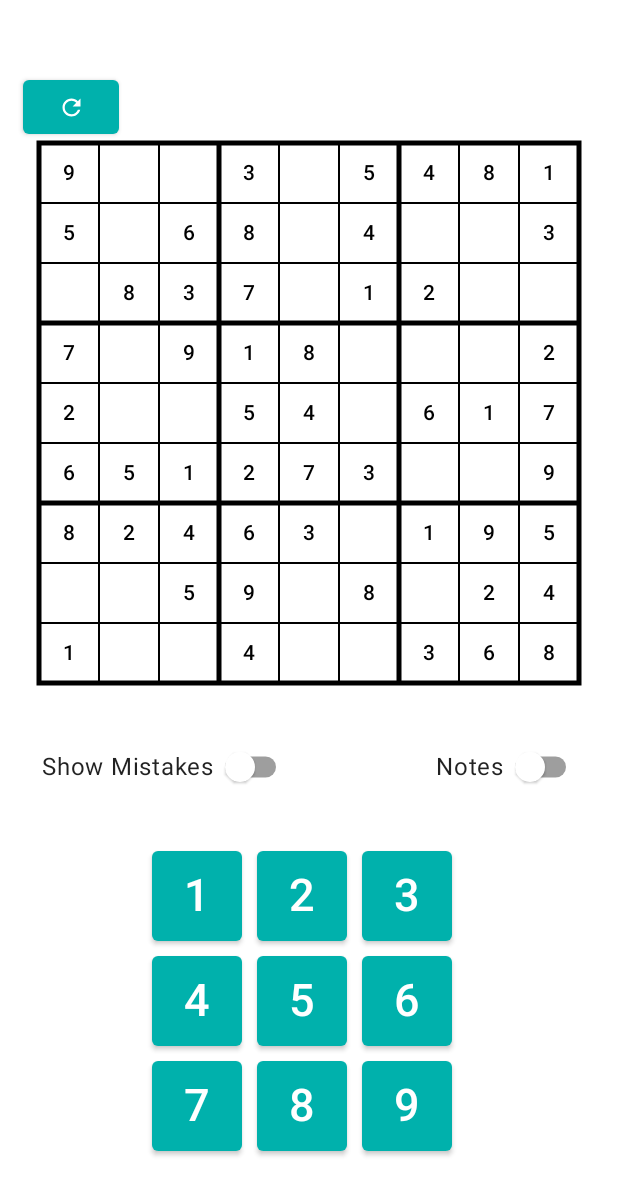
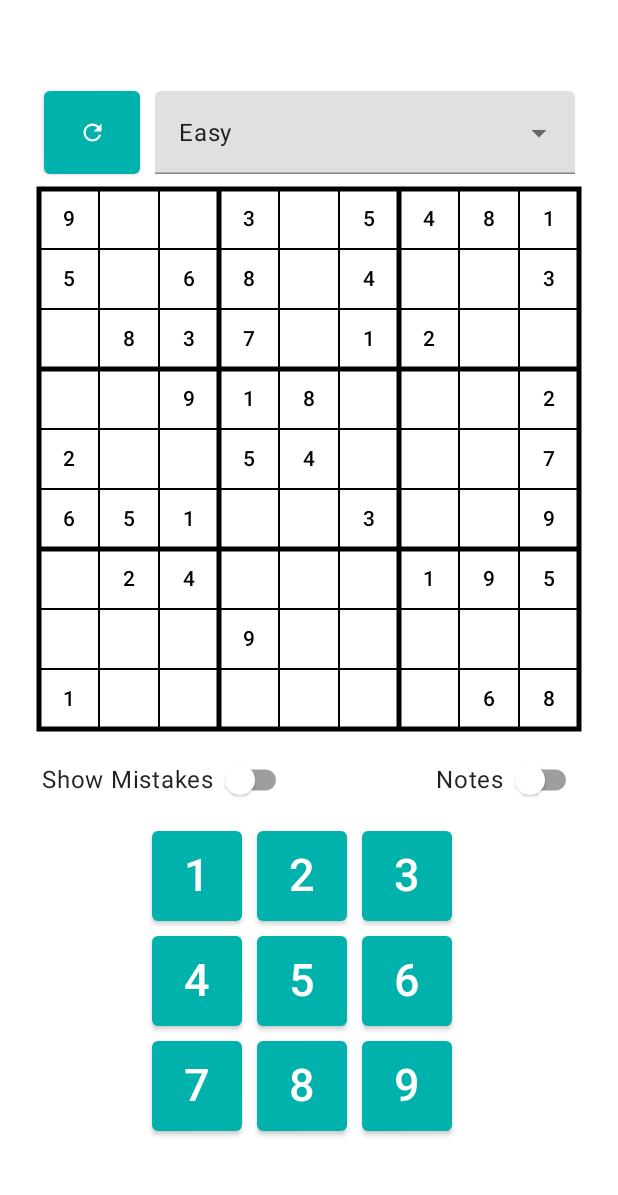
Before and after one commit to RJBanc/Sudoku, an Android app built with Jetpack Compose: the screen it shows after launch (MainActivity), on a phone screen of 412 x 824 dp. Shown: the top 1195 px of the screen. Run offline under Robolectric (Android 15) with nearby library versions, the phone set to English and light mode, and no system bars; our stand-ins replace livedata-compose; 2 statements that could not run were skipped.

Commit message:
Added select difficulty

```diff
--- a/app/src/main/java/com/example/sudoku/MainActivity.kt
+++ b/app/src/main/java/com/example/sudoku/MainActivity.kt
@@ -1,6 +1,7 @@
 package com.example.sudoku
 
 import android.os.Bundle
+import android.view.WindowManager
 import androidx.activity.ComponentActivity
 import androidx.activity.compose.setContent
 import androidx.compose.foundation.Canvas
@@ -47,21 +48,67 @@ class MainActivity : ComponentActivity() {
                 }
             }
         }
+        window.addFlags(WindowManager.LayoutParams.FLAG_KEEP_SCREEN_ON)
     }
 }
 
+@Composable
+fun NewGameConfirmation(
+    modifier: Modifier = Modifier,
+    confirm: (Boolean) -> Unit
+) {
+    AlertDialog(
+        modifier = modifier,
+        onDismissRequest = { confirm(false) },
+        title = { Text("New Game") },
+        text = { Text("Do you want to start a new game?") },
+        confirmButton = {
+            Button(
+                modifier = modifier,
+                onClick = { confirm(true) }
+            ) {
+                Text("Start New Game!")
+            }
+        },
+        dismissButton = {
+            Button(
+                modifier = modifier,
+                onClick = { confirm(false) }
+            ) {
+                Text("Cancel")
+            }
+
+        }
+    )
+}
+
+@OptIn(ExperimentalMaterialApi::class)
 @Composable
 fun GameInfo(
     modifier: Modifier = Modifier,
     sudokuGame: SudokuLogic
 ) {
+    val difficulty = mapOf(
+        Difficulty.BEGINNER to "Beginner",
+        Difficulty.EASY to "Easy",
+        Difficulty.MEDIUM to "Medium",
+        Difficulty.HARD to "Hard",
+        Difficulty.EVIL to "Evil",
+        Difficulty.DIABOLICAL to "Diabolical"
+    )
+    var expanded by remember { mutableStateOf(false) }
+    var selectedDifficulty by remember { mutableStateOf(sudokuGame.difficulty) }
+
+    var showConfirm by remember { mutableStateOf(false) }
+
     Row (
-        modifier = Modifier
-            .fillMaxWidth()
-            .padding(start = 15.dp),
+        modifier = modifier
+            .height(55.dp),
+        verticalAlignment = Alignment.CenterVertically,
         horizontalArrangement = Arrangement.Start
     ) {
         Button(
+            modifier = modifier.fillMaxHeight(),
             onClick = { sudokuGame.newGame() }
         ) {
             Icon(
@@ -70,7 +117,57 @@ fun GameInfo(
                 modifier = Modifier.size(ButtonDefaults.IconSize)
             )
         }
+        Spacer(modifier = modifier.width(10.dp))
+        Box(
+            modifier = modifier
+        ) {
+            ExposedDropdownMenuBox(
+                expanded = expanded,
+                onExpandedChange = {
+                    expanded = !expanded
+                }
+            ) {
+                TextField(
+                    value = difficulty[selectedDifficulty]!!,
+                    onValueChange = {},
+                    readOnly = true,
+                    trailingIcon = {
+                        ExposedDropdownMenuDefaults.TrailingIcon(expanded = expanded)
+                    }
+                )
+
+                ExposedDropdownMenu(
+                    expanded = expanded,
+                    onDismissRequest = { expanded = false }
+                ) {
+                    difficulty.forEach { item ->
+                        DropdownMenuItem(
+                            onClick = {
+                                if (item.key != selectedDifficulty) {
+                                    showConfirm = true
+                                }
+                                selectedDifficulty = item.key
+                                expanded = false
+                            }
+                        ) {
+                            Text(text = item.value)
+                        }
+                    }
+                }
+            }
+        }
     }
+    if (showConfirm)
+        NewGameConfirmation(
+            modifier = modifier,
+            confirm = {
+                if (it)
+                    sudokuGame.newGame(selectedDifficulty)
+                else
+                    selectedDifficulty = sudokuGame.difficulty
+                showConfirm = false
+            }
+        )
 }
 
 @Composable
@@ -323,15 +420,16 @@ fun Game(
         horizontalAlignment = Alignment.CenterHorizontally
     ){
         GameInfo(modifier = modifier, sudokuGame = sudokuGame)
+        Spacer(modifier = modifier.height(10.dp))
         SudokuBox(modifier = modifier, sudokuGame = sudokuGame, showHints = showHints)
-        Spacer(modifier = modifier.height(32.dp))
+        Spacer(modifier = modifier.height(10.dp))
         AssistBar(modifier = modifier,
             takeNotes = takeNotes,
             showHints = showHints,
             noteCallback = { takeNotes = it },
             hintCallback = { showHints = it }
         )
-        Spacer(modifier = modifier.height(32.dp))
+        Spacer(modifier = modifier.height(10.dp))
         NumPad(modifier = modifier, takeNotes = takeNotes, sudokuGame = sudokuGame)
     }
 
--- a/app/src/main/java/com/example/sudoku/SudokuLogic.kt
+++ b/app/src/main/java/com/example/sudoku/SudokuLogic.kt
@@ -5,7 +5,7 @@ import kotlin.random.Random
 import kotlin.random.nextInt
 
 class SudokuLogic {
-    private var difficulty: Difficulty = Difficulty.DIABOLICAL
+    var difficulty: Difficulty = Difficulty.EASY
     private val fields: Array<Array<MutableLiveData<SudokuField>>>
     private var solution: Array<Array<String?>>
     private val symbols = arrayOf("1", "2", "3", "4", "5", "6", "7", "8", "9")
@@ -41,8 +41,9 @@ class SudokuLogic {
 
         val sudoku = Array(9) { arrayOfNulls<String>(9) }
         val backup = ArrayDeque<Triple<Int, Int, String?>>()
+        val initialNumbsTaken = 40
 
-        prepareSudoku(sudoku, backup)
+        prepareSudoku(sudoku, backup, initialNumbsTaken)
 
         while (true) {
             var difficultyScore = difficultyRange[this.difficulty]!!.first
@@ -60,7 +61,7 @@ class SudokuLogic {
                     if (attempts-- == 0) {
                         attempts = 5
                         difficultyScore = difficultyRange[this.difficulty]!!.first
-                        prepareSudoku(sudoku, backup)
+                        prepareSudoku(sudoku, backup, initialNumbsTaken)
                         continue
                     }
                     val addVal = backup.removeLast()
```
